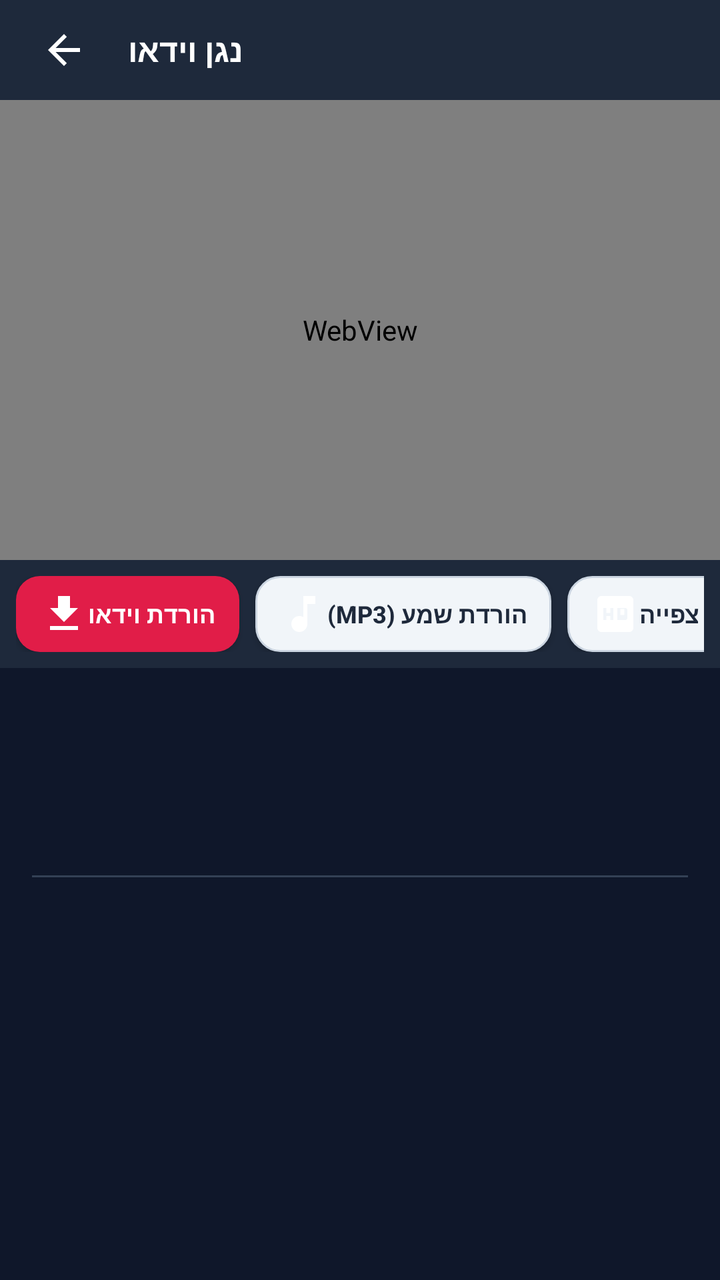
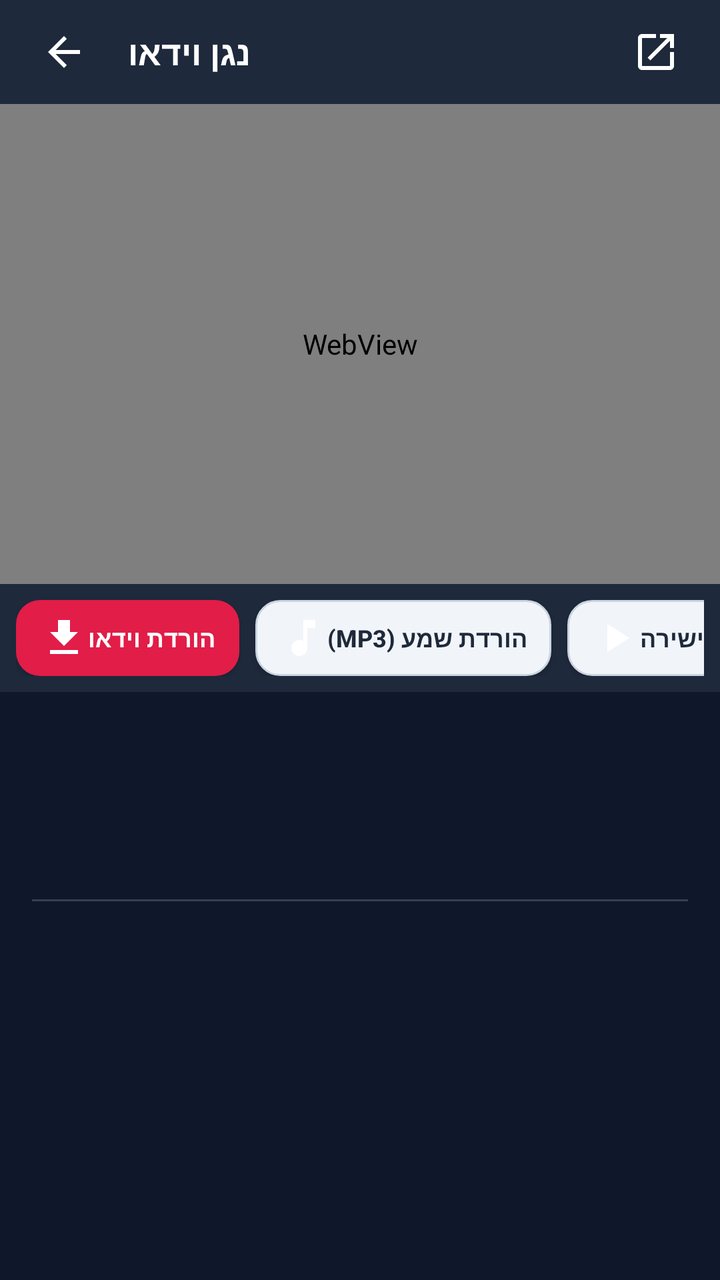

Compare the two renders of this Android layout. The source of the first and the diff that turns it into the second are given below.
<!-- AndroidManifest.xml: application theme android:Theme.Material.Light.NoActionBar -->
<!-- res/layout/activity_player.xml -->
<?xml version="1.0" encoding="utf-8"?>
<LinearLayout xmlns:android="http://schemas.android.com/apk/res/android"
    android:layout_width="match_parent"
    android:layout_height="match_parent"
    android:background="#0F172A"
    android:orientation="vertical">

    
    <RelativeLayout
        android:layout_width="match_parent"
        android:layout_height="50dp"
        android:background="#1E293B"
        android:paddingStart="12dp"
        android:paddingEnd="12dp">

        <ImageButton
            android:id="@+id/btnPlayerBack"
            android:layout_width="40dp"
            android:layout_height="40dp"
            android:layout_centerVertical="true"
            android:background="?android:attr/selectableItemBackgroundBorderless"
            android:contentDescription="חזור"
            android:src="@drawable/ic_back" />

        <TextView
            android:layout_width="wrap_content"
            android:layout_height="wrap_content"
            android:layout_centerVertical="true"
            android:layout_marginStart="12dp"
            android:layout_toEndOf="@id/btnPlayerBack"
            android:text="@string/player_title"
            android:textColor="#FFFFFF"
            android:textSize="16sp"
            android:textStyle="bold" />
    </RelativeLayout>

    
    <FrameLayout
        android:layout_width="match_parent"
        android:layout_height="230dp"
        android:background="#000000">

        <WebView
            android:id="@+id/webViewPlayer"
            android:layout_width="match_parent"
            android:layout_height="match_parent" />
    </FrameLayout>

    
    <HorizontalScrollView
        android:layout_width="match_parent"
        android:layout_height="wrap_content"
        android:background="#1E293B"
        android:padding="8dp"
        android:scrollbars="none">

        <LinearLayout
            android:layout_width="wrap_content"
            android:layout_height="wrap_content"
            android:gravity="center_vertical"
            android:orientation="horizontal">

            <Button
                android:id="@+id/btnDownloadVideo"
                android:layout_width="wrap_content"
                android:layout_height="38dp"
                android:background="@drawable/bg_button"
                android:drawableStart="@drawable/ic_download"
                android:paddingStart="12dp"
                android:paddingEnd="12dp"
                android:text="@string/btn_download_video"
                android:textColor="#FFFFFF"
                android:textSize="12sp"
                android:textStyle="bold" />

            <Button
                android:id="@+id/btnDownloadAudio"
                android:layout_width="wrap_content"
                android:layout_height="38dp"
                android:layout_marginStart="8dp"
                android:background="@drawable/bg_button_secondary"
                android:drawableStart="@drawable/ic_music"
                android:paddingStart="12dp"
                android:paddingEnd="12dp"
                android:text="@string/btn_download_audio"
                android:textColor="#1E293B"
                android:textSize="12sp"
                android:textStyle="bold" />

            <Button
                android:id="@+id/btnWatchQuality"
                android:layout_width="wrap_content"
                android:layout_height="38dp"
                android:layout_marginStart="8dp"
                android:background="@drawable/bg_button_secondary"
                android:drawableStart="@drawable/ic_quality"
                android:paddingStart="12dp"
                android:paddingEnd="12dp"
                android:text="@string/btn_watch_quality"
                android:textColor="#1E293B"
                android:textSize="12sp"
                android:textStyle="bold" />

            <Button
                android:id="@+id/btnSwitchServer"
                android:layout_width="wrap_content"
                android:layout_height="38dp"
                android:layout_marginStart="8dp"
                android:background="@drawable/bg_button_secondary"
                android:paddingStart="12dp"
                android:paddingEnd="12dp"
                android:text="@string/btn_switch_server"
                android:textColor="#1E293B"
                android:textSize="12sp"
                android:textStyle="bold" />

            <ProgressBar
                android:id="@+id/pbDownloadLoading"
                android:layout_width="24dp"
                android:layout_height="24dp"
                android:layout_marginStart="8dp"
                android:visibility="gone" />
        </LinearLayout>
    </HorizontalScrollView>

    
    <ScrollView
        android:layout_width="match_parent"
        android:layout_height="0dp"
        android:layout_weight="1"
        android:padding="16dp">

        <LinearLayout
            android:layout_width="match_parent"
            android:layout_height="wrap_content"
            android:orientation="vertical">

            <TextView
                android:id="@+id/tvPlayerTitle"
                android:layout_width="match_parent"
                android:layout_height="wrap_content"
                android:textColor="#F8FAFC"
                android:textSize="18sp"
                android:textStyle="bold" />

            <TextView
                android:id="@+id/tvPlayerChannel"
                android:layout_width="match_parent"
                android:layout_height="wrap_content"
                android:layout_marginTop="8dp"
                android:textColor="#38BDF8"
                android:textSize="14sp"
                android:textStyle="bold" />

            <TextView
                android:id="@+id/tvPlayerDate"
                android:layout_width="match_parent"
                android:layout_height="wrap_content"
                android:layout_marginTop="4dp"
                android:textColor="#94A3B8"
                android:textSize="12sp" />

            <View
                android:layout_width="match_parent"
                android:layout_height="1dp"
                android:layout_marginTop="16dp"
                android:layout_marginBottom="16dp"
                android:background="#334155" />

            <TextView
                android:id="@+id/tvPlayerDescription"
                android:layout_width="match_parent"
                android:layout_height="wrap_content"
                android:lineSpacingExtra="4dp"
                android:textColor="#CBD5E1"
                android:textSize="14sp" />
        </LinearLayout>
    </ScrollView>

</LinearLayout>
<!-- resources referenced by this layout -->
<resources>
  <!-- drawable bg_button (drawable) -->
  <?xml version="1.0" encoding="utf-8"?>
  <shape xmlns:android="http://schemas.android.com/apk/res/android"
      android:shape="rectangle">
      <solid android:color="#E11D48" />
      <corners android:radius="12dp" />
  </shape>
  <!-- drawable bg_button_secondary (drawable) -->
  <?xml version="1.0" encoding="utf-8"?>
  <shape xmlns:android="http://schemas.android.com/apk/res/android"
      android:shape="rectangle">
      <solid android:color="#F1F5F9" />
      <corners android:radius="12dp" />
      <stroke
          android:width="1dp"
          android:color="#CBD5E1" />
  </shape>
  <!-- drawable ic_back (drawable) -->
  <vector xmlns:android="http://schemas.android.com/apk/res/android"
      android:width="24dp"
      android:height="24dp"
      android:viewportWidth="24"
      android:viewportHeight="24">
      <path
          android:fillColor="#FFFFFF"
          android:pathData="M20,11H7.83l5.59,-5.59L12,4l-8,8 8,8 1.41,-1.41L7.83,13H20v-2z"/>
  </vector>
  <!-- drawable ic_download (drawable) -->
  <vector xmlns:android="http://schemas.android.com/apk/res/android"
      android:width="24dp"
      android:height="24dp"
      android:viewportWidth="24"
      android:viewportHeight="24">
      <path
          android:fillColor="#FFFFFF"
          android:pathData="M19,9h-4V3H9v6H5l7,7 7,-7zM5,18v2h14v-2H5z"/>
  </vector>
  <!-- drawable ic_music (drawable) -->
  <vector xmlns:android="http://schemas.android.com/apk/res/android"
      android:width="24dp"
      android:height="24dp"
      android:viewportWidth="24"
      android:viewportHeight="24">
      <path
          android:fillColor="#FFFFFF"
          android:pathData="M12,3v10.55c-0.59,-0.34 -1.27,-0.55 -2,-0.55 -2.21,0 -4,1.79 -4,4s1.79,4 4,4 4,-1.79 4,-4V7h4V3h-6z"/>
  </vector>
  <!-- drawable ic_quality (drawable) -->
  <vector xmlns:android="http://schemas.android.com/apk/res/android"
      android:width="24dp"
      android:height="24dp"
      android:viewportWidth="24"
      android:viewportHeight="24">
      <path
          android:fillColor="#FFFFFF"
          android:pathData="M19,3H5c-1.1,0 -2,0.9 -2,2v14c0,1.1 0.9,2 2,2h14c1.1,0 2,-0.9 2,-2V5c0,-1.1 -0.9,-2 -2,-2zm-8,12H9.5v-2h-2v2H6V9h1.5v2.5h2V9H11v6zm7,-1c0,0.55 -0.45,1 -1,1h-4V9h4c0.55,0 1,0.45 1,1v5zm-1.5,-4.5h-2v3h2v-3z"/>
  </vector>
  <string name="btn_download_audio">הורדת שמע (MP3)</string>
  <string name="btn_download_video">הורדת וידאו</string>
  <string name="btn_switch_server">החלף נגן</string>
  <string name="btn_watch_quality">איכות צפייה</string>
  <string name="player_title">נגן וידאו</string>
</resources>

<!-- the commit's change to res/layout/activity_player.xml (unified diff, before → after) -->
@@ -8,7 +8,7 @@
     
     <RelativeLayout
         android:layout_width="match_parent"
-        android:layout_height="50dp"
+        android:layout_height="52dp"
         android:background="#1E293B"
         android:paddingStart="12dp"
         android:paddingEnd="12dp">
@@ -30,20 +30,37 @@
             android:layout_toEndOf="@id/btnPlayerBack"
             android:text="@string/player_title"
             android:textColor="#FFFFFF"
-            android:textSize="16sp"
+            android:textSize="17sp"
             android:textStyle="bold" />
+
+        <ImageButton
+            android:id="@+id/btnExternalOpen"
+            android:layout_width="40dp"
+            android:layout_height="40dp"
+            android:layout_alignParentEnd="true"
+            android:layout_centerVertical="true"
+            android:background="?android:attr/selectableItemBackgroundBorderless"
+            android:contentDescription="פתח באפליקציה חיצונית"
+            android:src="@drawable/ic_external" />
     </RelativeLayout>
 
     
     <FrameLayout
         android:layout_width="match_parent"
-        android:layout_height="230dp"
+        android:layout_height="240dp"
         android:background="#000000">
 
         <WebView
             android:id="@+id/webViewPlayer"
             android:layout_width="match_parent"
             android:layout_height="match_parent" />
+
+        <ProgressBar
+            android:id="@+id/pbPlayerLoading"
+            android:layout_width="wrap_content"
+            android:layout_height="wrap_content"
+            android:layout_gravity="center"
+            android:visibility="gone" />
     </FrameLayout>
 
     
@@ -88,15 +105,15 @@
                 android:textStyle="bold" />
 
             <Button
-                android:id="@+id/btnWatchQuality"
+                android:id="@+id/btnDirectStream"
                 android:layout_width="wrap_content"
                 android:layout_height="38dp"
                 android:layout_marginStart="8dp"
                 android:background="@drawable/bg_button_secondary"
-                android:drawableStart="@drawable/ic_quality"
+                android:drawableStart="@drawable/ic_play_arrow"
                 android:paddingStart="12dp"
                 android:paddingEnd="12dp"
-                android:text="@string/btn_watch_quality"
+                android:text="@string/btn_direct_stream"
                 android:textColor="#1E293B"
                 android:textSize="12sp"
                 android:textStyle="bold" />
@@ -116,8 +133,8 @@
 
             <ProgressBar
                 android:id="@+id/pbDownloadLoading"
-                android:layout_width="24dp"
-                android:layout_height="24dp"
+                android:layout_width="26dp"
+                android:layout_height="26dp"
                 android:layout_marginStart="8dp"
                 android:visibility="gone" />
         </LinearLayout>
@@ -139,6 +156,7 @@
                 android:id="@+id/tvPlayerTitle"
                 android:layout_width="match_parent"
                 android:layout_height="wrap_content"
+                android:lineSpacingExtra="3dp"
                 android:textColor="#F8FAFC"
                 android:textSize="18sp"
                 android:textStyle="bold" />
<!-- resource entries referenced after the edit -->
@@ -37,6 +37,16 @@
           android:fillColor="#FFFFFF"
           android:pathData="M19,9h-4V3H9v6H5l7,7 7,-7zM5,18v2h14v-2H5z"/>
   </vector>
+  <!-- drawable ic_external (drawable) -->
+  <vector xmlns:android="http://schemas.android.com/apk/res/android"
+      android:width="24dp"
+      android:height="24dp"
+      android:viewportWidth="24"
+      android:viewportHeight="24">
+      <path
+          android:fillColor="#FFFFFF"
+          android:pathData="M19,19H5V5h7V3H5c-1.11,0 -2,0.9 -2,2v14c0,1.1 0.89,2 2,2h14c1.1,0 2,-0.9 2,-2v-7h-2v7zM14,3v2h3.59l-9.83,9.83 1.41,1.41L19,6.41V10h2V3h-7z"/>
+  </vector>
   <!-- drawable ic_music (drawable) -->
   <vector xmlns:android="http://schemas.android.com/apk/res/android"
       android:width="24dp"
@@ -47,7 +57,7 @@
           android:fillColor="#FFFFFF"
           android:pathData="M12,3v10.55c-0.59,-0.34 -1.27,-0.55 -2,-0.55 -2.21,0 -4,1.79 -4,4s1.79,4 4,4 4,-1.79 4,-4V7h4V3h-6z"/>
   </vector>
-  <!-- drawable ic_quality (drawable) -->
+  <!-- drawable ic_play_arrow (drawable) -->
   <vector xmlns:android="http://schemas.android.com/apk/res/android"
       android:width="24dp"
       android:height="24dp"
@@ -55,12 +65,12 @@
       android:viewportHeight="24">
       <path
           android:fillColor="#FFFFFF"
-          android:pathData="M19,3H5c-1.1,0 -2,0.9 -2,2v14c0,1.1 0.9,2 2,2h14c1.1,0 2,-0.9 2,-2V5c0,-1.1 -0.9,-2 -2,-2zm-8,12H9.5v-2h-2v2H6V9h1.5v2.5h2V9H11v6zm7,-1c0,0.55 -0.45,1 -1,1h-4V9h4c0.55,0 1,0.45 1,1v5zm-1.5,-4.5h-2v3h2v-3z"/>
+          android:pathData="M8,5v14l11,-7z"/>
   </vector>
+  <string name="btn_direct_stream">הזרמה ישירה</string>
   <string name="btn_download_audio">הורדת שמע (MP3)</string>
   <string name="btn_download_video">הורדת וידאו</string>
-  <string name="btn_switch_server">החלף נגן</string>
-  <string name="btn_watch_quality">איכות צפייה</string>
+  <string name="btn_switch_server">החלף שרת נגן</string>
   <string name="player_title">נגן וידאו</string>
 </resources>
 
